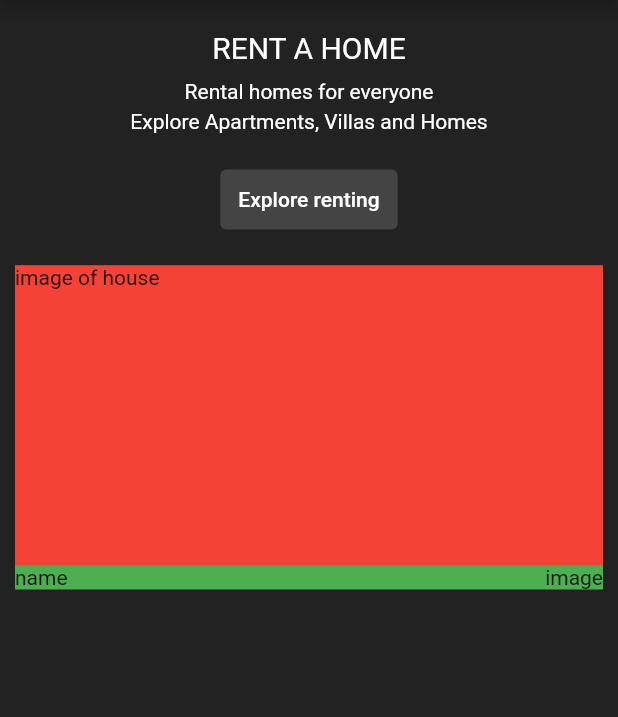
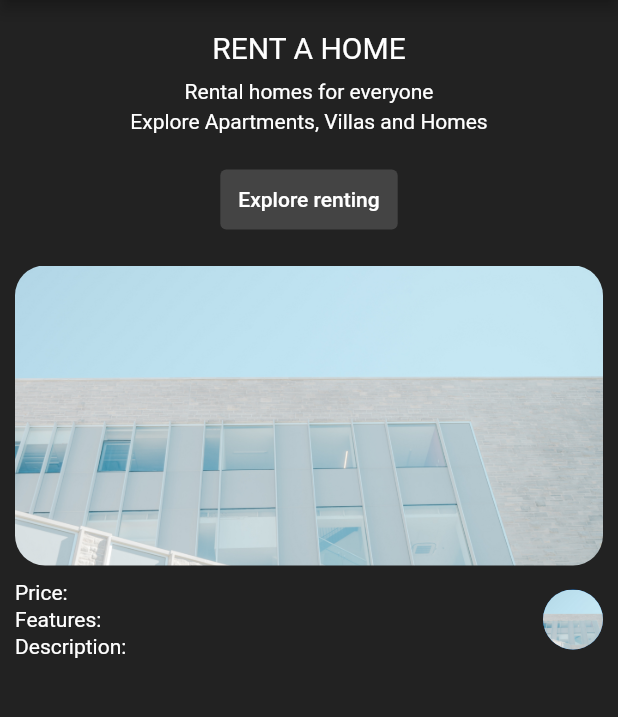
Before and after one commit to Alirezayoom/real-estate-flutter, a Flutter app: the screen it shows after launch, on a phone screen of 412 x 824 dp, the part 84-801 px from its top. Run offline on Flutter 3.47's test engine with Material 2 defaults, Android fonts, the phone set to English and light mode, and no system bars.

Commit message:
add test description and logo

```diff
--- a/lib/main.dart
+++ b/lib/main.dart
@@ -63,21 +63,55 @@ class MyApp extends StatelessWidget {
             ),
             Container(
               margin: const EdgeInsets.symmetric(horizontal: 10),
-              color: Colors.green,
               child: Column(
                 children: [
-                  Container(
-                    color: Colors.red,
+                  SizedBox(
                     height: 200,
                     width: double.infinity,
-                    child: const Text('image of house'),
+                    child: ClipRRect(
+                      borderRadius: BorderRadius.circular(20),
+                      child: Image.asset(
+                        'images/1.jpg',
+                        fit: BoxFit.cover,
+                      ),
+                    ),
                   ),
-                  Row(
-                    mainAxisAlignment: MainAxisAlignment.spaceBetween,
-                    children: const [
-                      Text('name'),
-                      Text('image'),
-                    ],
+                  Container(
+                    // margin: const EdgeInsets.symmetric(
+                    //     horizontal: 10, vertical: 10),
+                    padding: EdgeInsets.symmetric(horizontal: 0, vertical: 10),
+                    child: Row(
+                      mainAxisAlignment: MainAxisAlignment.spaceBetween,
+                      children: [
+                        Column(
+                          crossAxisAlignment: CrossAxisAlignment.start,
+                          children: const [
+                            Text(
+                              'Price:',
+                              style: TextStyle(color: Colors.white),
+                            ),
+                            SizedBox(height: 2),
+                            Text(
+                              'Features:',
+                              style: TextStyle(color: Colors.white),
+                            ),
+                            SizedBox(height: 2),
+                            Text(
+                              'Description:',
+                              style: TextStyle(color: Colors.white),
+                            ),
+                          ],
+                        ),
+                        Container(
+                          height: 40,
+                          width: 40,
+                          child: CircleAvatar(
+                            radius: 10,
+                            backgroundImage: AssetImage('images/1.jpg'),
+                          ),
+                        )
+                      ],
+                    ),
                   )
                 ],
               ),
```
